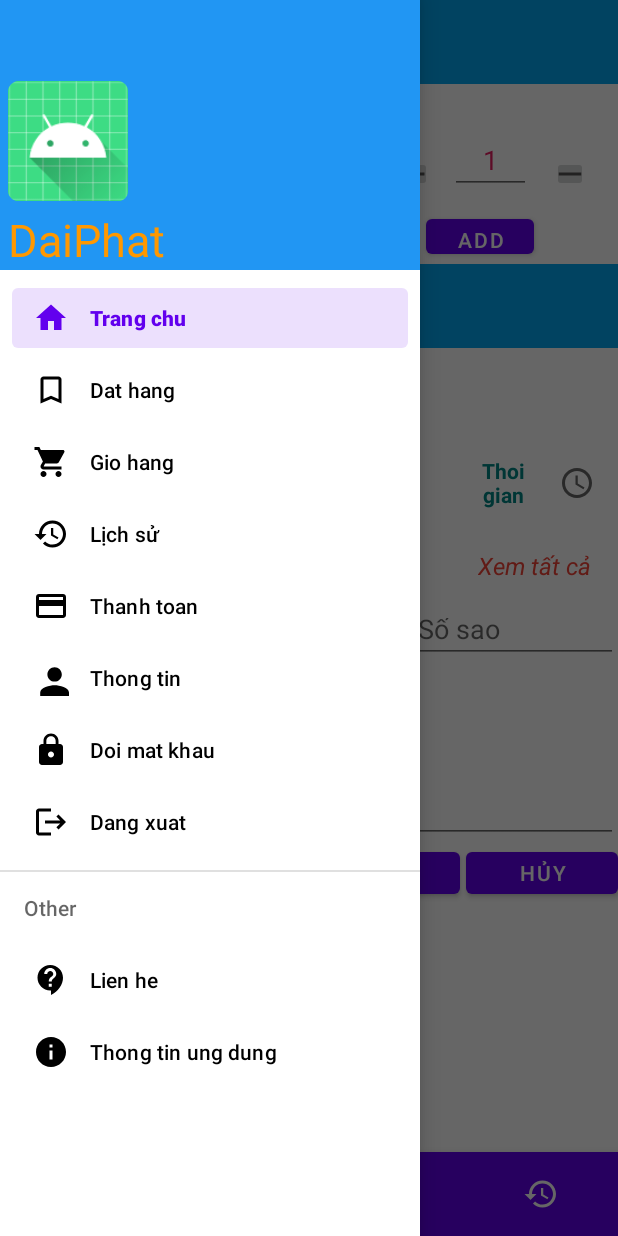
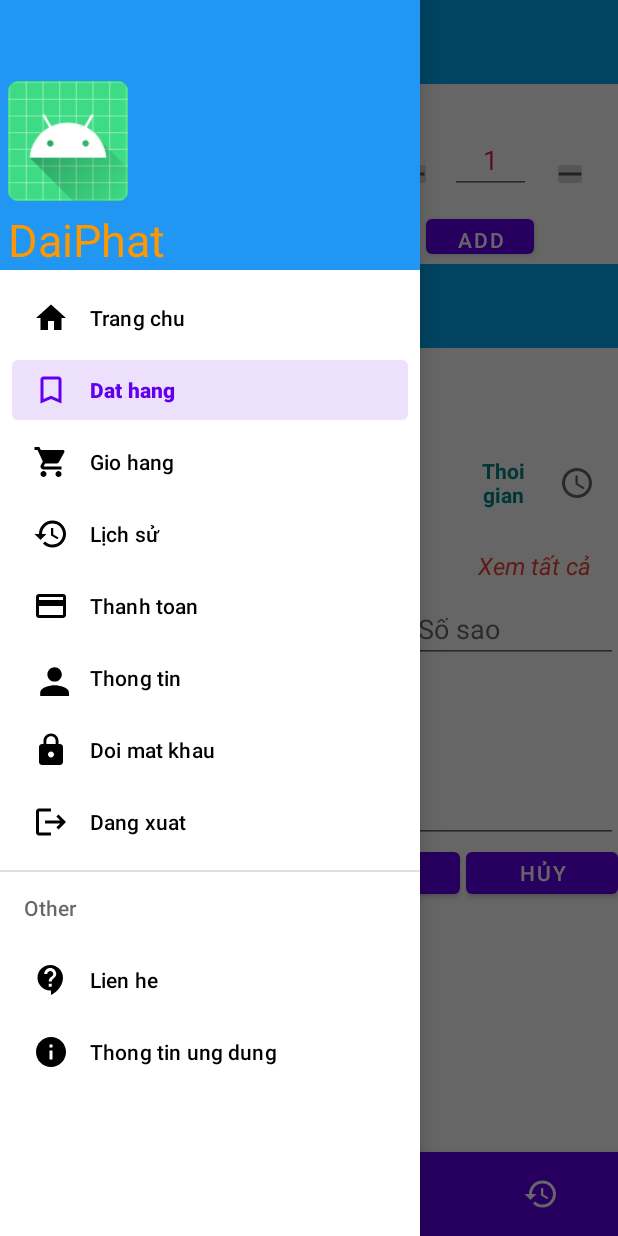
Before and after one commit to NDPhat/ADAppMicodi, an Android app: the fragment FoodDetailFragment placed in its activity, with the side drawer open, on a phone screen of 412 x 824 dp. Run offline under Robolectric (Android 15) with nearby library versions, the phone set to English and light mode, and no system bars; 10 statements that could not run were skipped.

Commit message:
fix user and cart

```diff
--- a/app/src/main/java/com/example/appcomidi/Adapter/User/HistoryAdapter.java
+++ b/app/src/main/java/com/example/appcomidi/Adapter/User/HistoryAdapter.java
@@ -116,6 +116,7 @@ public class HistoryAdapter extends BaseAdapter {
 
             }
         });
+
         viewHolder.butonchitiet.setOnClickListener(new View.OnClickListener() {
             @Override
             public void onClick(View view) {
--- a/app/src/main/java/com/example/appcomidi/Fragment/User/CartFragment.java
+++ b/app/src/main/java/com/example/appcomidi/Fragment/User/CartFragment.java
@@ -120,6 +120,9 @@ public class CartFragment extends Fragment {
         buttontieptuc.setOnClickListener(new View.OnClickListener() {
             @Override
             public void onClick(View view) {
+                HomePageActivity.bottomNavigationView.getMenu().findItem(R.id.btmorder).setChecked(true);
+                HomePageActivity.navigationView.getMenu().findItem(R.id.order).setChecked(true);
+                HomePageActivity.FCurrent=HomePageActivity.Forder;
                 FragmentTransaction fragmentTransaction = getFragmentManager().beginTransaction();
                 OrderFragment orderFragment = new OrderFragment();
                 fragmentTransaction.replace(R.id.cartfragment, orderFragment);
--- a/app/src/main/java/com/example/appcomidi/Fragment/User/FoodDetailFragment.java
+++ b/app/src/main/java/com/example/appcomidi/Fragment/User/FoodDetailFragment.java
@@ -5,6 +5,8 @@ import android.graphics.BitmapFactory;
 import android.os.Bundle;
 
 import androidx.appcompat.app.AlertDialog;
+import androidx.appcompat.widget.Toolbar;
+import androidx.core.view.GravityCompat;
 import androidx.fragment.app.Fragment;
 import androidx.fragment.app.FragmentTransaction;
 import androidx.recyclerview.widget.DividerItemDecoration;
@@ -12,6 +14,8 @@ import androidx.recyclerview.widget.LinearLayoutManager;
 import androidx.recyclerview.widget.RecyclerView;
 
 import android.view.LayoutInflater;
+import android.view.Menu;
+import android.view.MenuItem;
 import android.view.View;
 import android.view.ViewGroup;
 import android.widget.Button;
@@ -47,6 +51,7 @@ import java.util.List;
 
 public class FoodDetailFragment extends Fragment {
     private TextView txtTen;
+
     private TextView price,diachiquan,saotongRV,thoigian,sokm,tongrv,xemrv;
     private EditText quantity,email,saoURV,cmt;
     private ImageButton btnplus,btnminus;
@@ -71,6 +76,9 @@ public class FoodDetailFragment extends Fragment {
         // Inflate the layout for this fragment
 
         view =inflater.inflate(R.layout.fragment_food_detail, container, false);
+        HomePageActivity.bottomNavigationView.getMenu().findItem(R.id.btmorder).setChecked(true);
+        HomePageActivity.navigationView.getMenu().findItem(R.id.order).setChecked(true);
+        HomePageActivity.FCurrent=HomePageActivity.Forder;
         Anhxa();
 
         setData();
@@ -102,6 +110,7 @@ public class FoodDetailFragment extends Fragment {
         return  view;
 
     }
+
     public void setData()
     {
 
@@ -157,6 +166,7 @@ public class FoodDetailFragment extends Fragment {
         xemrv=view.findViewById(R.id.xemRV);
         guirv=view.findViewById(R.id.btnguiRV);
         huyrv=view.findViewById(R.id.btnhuyRV);
+
         users= UserViewModel.getUserIdById(MainActivity.user.getId());
         account=AccountViewModel.getDataAccountbyAccid(MainActivity.user.getAccid());
         viewRV=view.findViewById(R.id.reviewactivity);
--- a/app/src/main/java/com/example/appcomidi/Fragment/User/HomeFragment.java
+++ b/app/src/main/java/com/example/appcomidi/Fragment/User/HomeFragment.java
@@ -47,8 +47,6 @@ public class HomeFragment extends Fragment {
         homerecycleview=view.findViewById(R.id.homerecycle);
         homePageActivity=(HomePageActivity) getActivity();
         ActionViewFlipper();
-
-
         lineItemCateAdapter=new LineItemCateAdapter(homePageActivity, new LineItemCateAdapter.IFClickLineFoodItemCate() {
             @Override
             public void OnClickItemFood(Food food) {
--- a/app/src/main/java/com/example/appcomidi/View/HomePageActivity.java
+++ b/app/src/main/java/com/example/appcomidi/View/HomePageActivity.java
@@ -2,8 +2,11 @@ package com.example.appcomidi.View;
 
 import android.content.Intent;
 import android.os.Bundle;
+import android.view.Menu;
 import android.view.MenuItem;
 import android.view.View;
+import android.widget.Button;
+import android.widget.ImageButton;
 
 import androidx.annotation.NonNull;
 import androidx.appcompat.app.AppCompatActivity;
@@ -34,8 +37,8 @@ public class HomePageActivity extends AppCompatActivity implements NavigationVie
 
     private Toolbar toolbar;
     private DrawerLayout drawerLayout;
-    private NavigationView navigationView;
-    private  BottomNavigationView bottomNavigationView;
+    public static NavigationView navigationView;
+    public static   BottomNavigationView bottomNavigationView;
 
     public static ArrayList<Giohang> giohangArrayList;
     public static final int Fhome = 0;
@@ -77,13 +80,31 @@ public class HomePageActivity extends AppCompatActivity implements NavigationVie
         });
 
     }
-
+    //cmt backpress
+//    @Override
+//    public boolean onOptionsItemSelected(MenuItem item) {
+//        switch (item.getItemId())
+//        {
+//            case R.id.backpress:
+//                finish();
+//                return true;
+//            default:break;
+//        }
+//
+//        return super.onOptionsItemSelected(item);
+//    }
+//    @Override
+//    public boolean onCreateOptionsMenu(Menu menu) {
+//        getMenuInflater().inflate(R.menu.menutoolbar, menu);
+//        return true;
+//    }
     private void anhxa() {
 
         toolbar = (Toolbar) findViewById(R.id.toolbar);
         navigationView = (NavigationView) findViewById(R.id.navigation);
         drawerLayout = (DrawerLayout) findViewById(R.id.drawerlayout);
         bottomNavigationView = findViewById(R.id.bottomnavi);
+
         //khia bang gio hang
         if (giohangArrayList!=null)
         {
@@ -173,15 +194,20 @@ public class HomePageActivity extends AppCompatActivity implements NavigationVie
 
 
         } else if (id==R.id.payment) {
+
             openpayFragment();
+            bottomNavigationView.getMenu().findItem(R.id.btmcart).setChecked(true);
+
 
         }
         else if (id == R.id.profile) {
             openAccFragment();
+            bottomNavigationView.getMenu().findItem(R.id.btmhistory).setChecked(true);
+
 
         } else if (id == R.id.changepass) {
             openChangePassFragment();
-            bottomNavigationView.getMenu().findItem(R.id.btmhome).setChecked(true);
+            bottomNavigationView.getMenu().findItem(R.id.btmhistory).setChecked(true);
 
         } else if (id == R.id.logout) {
             Intent intent = new Intent(HomePageActivity.this, MainActivity.class);
--- a/app/src/main/java/com/example/appcomidi/View/PaymentmethodAcitivity.java
+++ b/app/src/main/java/com/example/appcomidi/View/PaymentmethodAcitivity.java
@@ -101,6 +101,7 @@ public class PaymentmethodAcitivity extends AppCompatActivity {
                     HomePageActivity.giohangArrayList.get(i).setCartid(orderid);
                     OrderViewModel.insertOrderDetail(HomePageActivity.giohangArrayList.get(i));
                 }
+                //showNotification(0);
                 HomePageActivity.giohangArrayList.clear();
                 CartFragment.Sumprice();
                 processPayment();
--- a/app/src/main/java/com/example/appcomidi/ViewModel/AccountViewModel.java
+++ b/app/src/main/java/com/example/appcomidi/ViewModel/AccountViewModel.java
@@ -100,11 +100,11 @@ public class AccountViewModel {
             int id=CheckUserandPassword(acc.getEmail(),acc.getPass());
             acc.setId(id);
             UserViewModel.insertUser(CheckUserandPassword(acc.getEmail(),acc.getPass()));
+            AddressViewModel.addnewAddbyId(AddressViewModel.FindNextId(),UserViewModel.getUserIdByAccId(id));
 
     }
     public static void CreateAccount( Account acc,int rid)
     {
-        //DBViewModel.sqLiteDatabase= DB.initDatabase(activity,DBViewModel.DBName);
         ContentValues contentValues=new ContentValues();
         contentValues.put("Email",acc.getEmail());
         contentValues.put("Password",acc.getPass());
@@ -113,7 +113,7 @@ public class AccountViewModel {
         int id=CheckUserandPassword(acc.getEmail(),acc.getPass());
         acc.setId(id);
         UserViewModel.createUser(CheckUserandPassword(acc.getEmail(),acc.getPass()),rid);
-
+        AddressViewModel.addnewAddbyId(AddressViewModel.FindNextId(),UserViewModel.getUserIdByAccId(id));
     }
 
 
--- a/app/src/main/java/com/example/appcomidi/ViewModel/CartViewModel.java
+++ b/app/src/main/java/com/example/appcomidi/ViewModel/CartViewModel.java
@@ -29,6 +29,7 @@ public class CartViewModel {
                 for (int i = 0; i < HomePageActivity.giohangArrayList.size(); i++) {
                     if (HomePageActivity.giohangArrayList.get(i).getIdsp() == food.getId()) {
                         HomePageActivity.giohangArrayList.get(i).setSoluongsp(HomePageActivity.giohangArrayList.get(i).getSoluongsp() + quantity);
+                        HomePageActivity.giohangArrayList.get(i).setGiasp(HomePageActivity.giohangArrayList.get(i).getGiasp()*HomePageActivity.giohangArrayList.get(i).getSoluongsp());
                         exit = true;
                     }
                 }
--- /dev/null
+++ b/app/src/main/res/drawable/ic_back.xml
@@ -0,0 +1,11 @@
+<vector xmlns:android="http://schemas.android.com/apk/res/android"
+    android:width="24dp"
+    android:height="24dp"
+    android:viewportWidth="24"
+    android:viewportHeight="24"
+    android:tint="?attr/colorControlNormal"
+    android:autoMirrored="true">
+  <path
+      android:fillColor="@android:color/white"
+      android:pathData="M20,11H7.83l5.59,-5.59L12,4l-8,8 8,8 1.41,-1.41L7.83,13H20v-2z"/>
+</vector>
--- a/app/src/main/res/layout/activity_home_page.xml
+++ b/app/src/main/res/layout/activity_home_page.xml
@@ -17,20 +17,30 @@
             android:layout_height="match_parent"
             android:orientation="vertical">
 
-            <androidx.appcompat.widget.Toolbar
-                android:id="@+id/toolbar"
+            <LinearLayout
                 android:layout_width="match_parent"
                 android:layout_height="?attr/actionBarSize"
-                android:background="#03A9F4"
-                app:navigationIcon="@drawable/ic_menu"
-                app:title="Comida"></androidx.appcompat.widget.Toolbar>
+                android:weightSum="8"
+                android:id="@+id/linear">
+                <androidx.appcompat.widget.Toolbar
+                    android:id="@+id/toolbar"
+                    android:layout_width="0dp"
+                    android:layout_height="?attr/actionBarSize"
+                    android:background="#03A9F4"
+                    android:layout_weight="8"
+                    app:navigationIcon="@drawable/ic_menu"
+                    app:title="Comida"></androidx.appcompat.widget.Toolbar>
+
+
+            </LinearLayout>
+
 
             <FrameLayout
                 android:id="@+id/content"
                 android:layout_width="match_parent"
                 android:layout_height="match_parent"
                 android:layout_above="@id/bottomnavi"
-                android:layout_below="@id/toolbar">
+                android:layout_below="@id/linear">
 
             </FrameLayout>
 
--- a/app/src/main/res/layout/activity_main.xml
+++ b/app/src/main/res/layout/activity_main.xml
@@ -17,7 +17,7 @@
             android:drawablePadding="10dp"
             android:ems="10"
             android:hint="Password"
-            android:inputType="textPersonName"
+            android:inputType="textPassword"
             android:textColor="#FF227A"
             app:layout_constraintStart_toStartOf="parent"
             app:layout_constraintTop_toTopOf="parent" />
--- a/app/src/main/res/layout/fragment_user.xml
+++ b/app/src/main/res/layout/fragment_user.xml
@@ -140,17 +140,18 @@
         android:textSize="20sp">
 
     </TextView>
+
     <EditText
         android:id="@+id/thanhphoUS"
         android:layout_width="232dp"
         android:layout_height="wrap_content"
         android:layout_marginLeft="150dp"
+        android:layout_marginTop="461dp"
         android:background="#FC66FFBD"
         android:drawableStart="@drawable/ic_city"
         android:drawablePadding="10dp"
         android:ems="10"
         android:hint="Bảo XXX"
-        android:layout_marginTop="461dp"
         android:textColor="#673AB7"
         android:textSize="20sp">
 
--- /dev/null
+++ b/app/src/main/res/menu/menutoolbar.xml
@@ -0,0 +1,9 @@
+<?xml version="1.0" encoding="utf-8"?>
+<menu xmlns:app="http://schemas.android.com/apk/res-auto"
+    xmlns:android="http://schemas.android.com/apk/res/android">
+    <item
+        android:id="@+id/backpress"
+        android:icon="@drawable/ic_back"
+        android:title=""
+        app:showAsAction="ifRoom"/>
+</menu>
```
Also changed, not shown: app/src/main/java/com/example/appcomidi/Fragment/Shipper/ShipperHisFragment.java (+7 -0 lines), app/src/main/java/com/example/appcomidi/Fragment/User/UserFragment.java (+14 -1 lines), app/src/main/java/com/example/appcomidi/View/MainActivity.java (+2 -15 lines), app/src/main/java/com/example/appcomidi/View/PaymentDetail.java (+16 -1 lines), app/src/main/java/com/example/appcomidi/ViewModel/AddressViewModel.java (+15 -0 lines).
